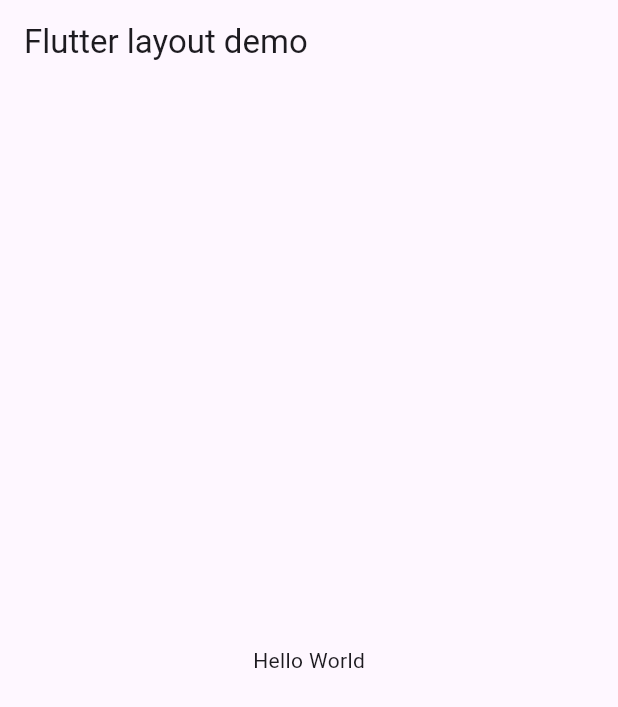
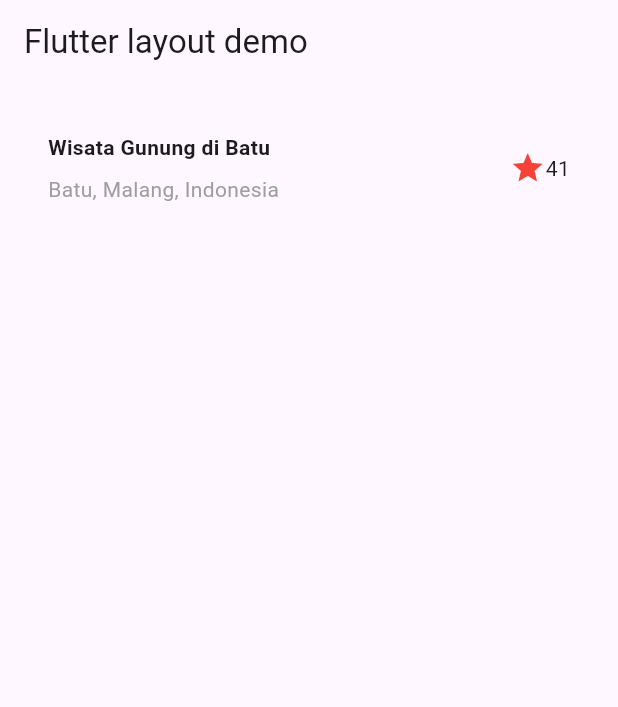
Before and after one commit to HaikalMuhammadRafli/PEMR_MOB_Ganjil_2025, a Flutter app: the screen it shows after launch, on a phone screen of 412 x 824 dp. Shown: the top 707 px of the screen. Run offline on Flutter 3.47's test engine with Material 3 defaults, Android fonts, the phone set to English and light mode, and no system bars.

Commit message:
feat: P01 langkah 4

```diff
--- a/Week 06/layout_nav_flutter/lib/main.dart
+++ b/Week 06/layout_nav_flutter/lib/main.dart
@@ -7,15 +7,39 @@
 
   @override
   Widget build(BuildContext context) {
+    Widget titleSection = Container(
+      padding: const EdgeInsets.all(32),
+      child: Row(
+        children: [
+          Expanded(
+            /* soal 1*/
+            child: Column(
+              crossAxisAlignment: CrossAxisAlignment.start,
+              children: [
+                /* soal 2*/
+                Container(
+                  padding: const EdgeInsets.only(bottom: 8),
+                  child: const Text(
+                    'Wisata Gunung di Batu',
+                    style: TextStyle(fontWeight: FontWeight.bold),
+                  ),
+                ),
+                Text('Batu, Malang, Indonesia', style: TextStyle(color: Colors.grey[500])),
+              ],
+            ),
+          ),
+          /* soal 3*/
+          Icon(Icons.star, color: Colors.red[500]),
+          const Text('41'),
+        ],
+      ),
+    );
+
     return MaterialApp(
       title: 'Flutter layout: Haikal Muhammad Rafli - 2341720008',
       home: Scaffold(
-        appBar: AppBar(
-          title: const Text('Flutter layout demo'),
-        ),
-        body: const Center(
-          child: Text('Hello World'),
-        ),
+        appBar: AppBar(title: const Text('Flutter layout demo')),
+        body: Column(children: [titleSection]),
       ),
     );
   }
```
